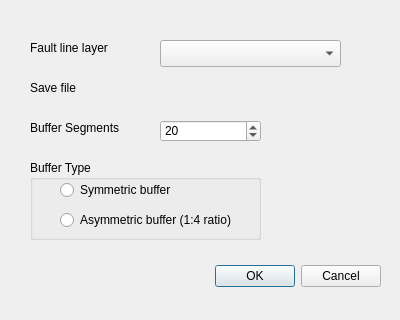
This is FaultBufferTool_dialog_base.ui in Raswanth-Prasath/faultbuffertool as Qt 5 draws it before an edit. The edited form follows.
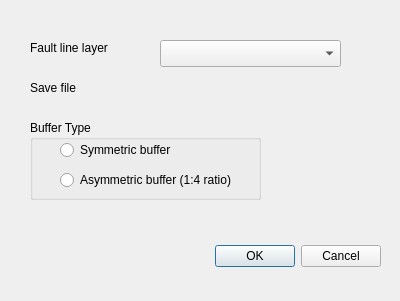
This is the edited form. Custom widgets are drawn as their Qt base class.

The edit to the form file:
```diff
--- a/FaultBufferTool_dialog_base.ui
+++ b/FaultBufferTool_dialog_base.ui
@@ -7,7 +7,7 @@
     <x>0</x>
     <y>0</y>
     <width>400</width>
-    <height>320</height>
+    <height>301</height>
    </rect>
   </property>
   <property name="windowTitle">
@@ -17,7 +17,7 @@
    <property name="geometry">
     <rect>
      <x>40</x>
-     <y>260</y>
+     <y>240</y>
      <width>341</width>
      <height>32</height>
     </rect>
@@ -94,7 +94,7 @@
    <property name="geometry">
     <rect>
      <x>30</x>
-     <y>160</y>
+     <y>120</y>
      <width>231</width>
      <height>80</height>
     </rect>
@@ -129,47 +129,6 @@
     </property>
    </widget>
   </widget>
-  <widget class="QSpinBox" name="segmentSpinBox">
-   <property name="geometry">
-    <rect>
-     <x>160</x>
-     <y>120</y>
-     <width>101</width>
-     <height>22</height>
-    </rect>
-   </property>
-   <property name="toolTip">
-    <string>Higher values create smoother buffers but may impact performance</string>
-   </property>
-   <property name="prefix">
-    <string/>
-   </property>
-   <property name="minimum">
-    <number>5</number>
-   </property>
-   <property name="maximum">
-    <number>100</number>
-   </property>
-   <property name="singleStep">
-    <number>0</number>
-   </property>
-   <property name="value">
-    <number>20</number>
-   </property>
-  </widget>
-  <widget class="QLabel" name="segmentLabel">
-   <property name="geometry">
-    <rect>
-     <x>30</x>
-     <y>120</y>
-     <width>95</width>
-     <height>16</height>
-    </rect>
-   </property>
-   <property name="text">
-    <string>Buffer Segments</string>
-   </property>
-  </widget>
  </widget>
  <customwidgets>
   <customwidget>
```
